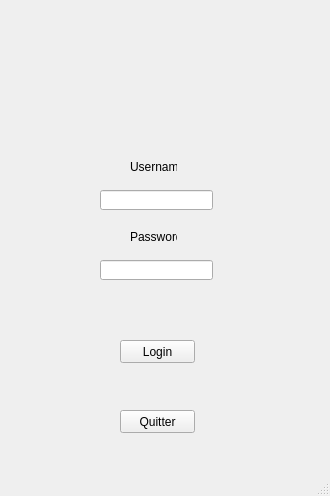
Above: telecome/mainwindow.ui from fatmaabrougui/Smart-Kindergarten before the change. Below: the same form after it.
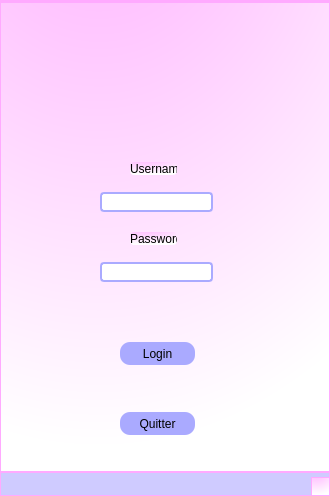
That is the form after the change. Icons and pictures are not drawn.

```diff
--- a/telecome/mainwindow.ui
+++ b/telecome/mainwindow.ui
@@ -13,6 +13,139 @@
   <property name="windowTitle">
    <string>MainWindow</string>
   </property>
+  <property name="styleSheet">
+   <string notr="true">QStatusBar {
+    background-color: rgb(207, 203, 255);
+}
+QPushButton
+{
+  border: 0px white;
+  border-radius: 10px;
+  padding: 0 8px;
+  background: rgb(170, 170, 255);
+}
+QComboBox {
+    border: 1px solid rgb(170, 170, 255);
+    border-radius: 3px;
+    padding: 1px 18px 1px 3px;
+    min-width: 6em;
+}
+QTableView {
+    selection-background-color: qlineargradient(x1: 0, y1: 0, x2: 0, y2: 0,
+                                stop: 0 #FF92BB, stop: 1 white);
+border:0.5px;
+}
+QLineEdit { background-color: white;
+border: 2px solid rgb(170, 170, 255);
+    border-radius: 4px; }
+
+QFrame {
+    border: 2px solid rgb(170, 170, 255);
+    border-radius: 4px;
+    padding: 2px;
+    background-image: url(images/welcome.png);
+}
+ QLabel{
+    border:0px;
+    border-radius: 4px;
+    padding: 0px;
+    background-image: url(images/welcome.png);
+}
+
+
+QStatusBar {
+    background-color: rgb(207, 203, 255);
+}
+
+QStatusBar::item {
+    border: 1px solid red;
+    border-radius: 3px;
+}
+
+
+
+/************************************************/
+QTabWidget::pane { /* The tab widget frame */
+    border-top: 2px solid #ced1ff;
+background-color:black;
+}
+
+
+/* Style the tab using the tab sub-control. Note that
+    it reads QTabBar _not_ QTabWidget */
+QTabWidget::pane { /* The tab widget frame */
+    border-top: 2px solid #ced1ff;
+}
+
+QTabWidget::tab-bar {
+    left: 10px; /* move to the right by 5px */
+}
+
+/* Style the tab using the tab sub-control. Note that
+    it reads QTabBar _not_ QTabWidget */
+QTabBar::tab {
+    background:rgb(194, 194, 255);
+    border: 1px solid #ced1ff;
+    border-bottom-color: #C2C7CB; /* same as the pane color */
+    border-top-left-radius: 4px;
+    border-top-right-radius: 4px;
+    min-width: 8ex;
+    padding: 2px;
+}
+
+QTabBar::tab:selected, QTabBar::tab:hover {
+    background: qlineargradient(x1: 0, y1: 0, x2: 0, y2: 1,
+                                stop: 0 #fafafa, stop: 0.4 #f4f4f4,
+                                stop: 0.5 #e7e7e7, stop: 1.0 #fafafa);
+}
+
+
+
+QTabBar::tab:!selected {
+    margin-top: 2px; /* make non-selected tabs look smaller */
+}
+
+
+
+/*********************************/
+
+
+
+
+
+
+
+
+
+
+
+
+
+
+
+
+
+
+
+
+
+
+
+
+
+
+
+
+
+
+
+
+
+
+* {   background: qradialgradient(cx: 0.3, cy: -0.4, fx: 0.3, fy: -0.4, radius: 1.35, stop: 0 #ffaaff, stop: 1  rgb(255,255, 255));   color: rgb(0,0, 0);   border: 1px solid #ffaaff; }
+/** {   background-color: rgb(255, 215, 255);   color: rgb(0,0, 0);   border: 1px solid #ffaaff; }*/
+</string>
+  </property>
   <widget class="QWidget" name="centralwidget">
    <widget class="QLabel" name="label">
     <property name="geometry">
@@ -93,7 +226,7 @@
      <x>0</x>
      <y>0</y>
      <width>330</width>
-     <height>21</height>
+     <height>23</height>
     </rect>
    </property>
   </widget>
```
